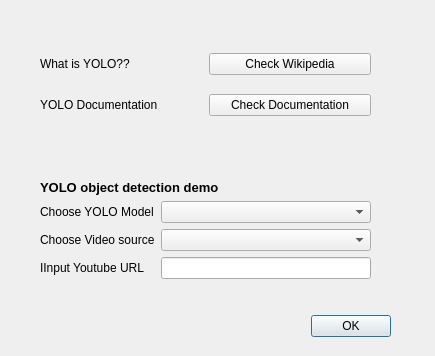
Above: UI_files/init_dialog.ui from Unkkis/Yolo_demo before the change. Below: the same form after it.
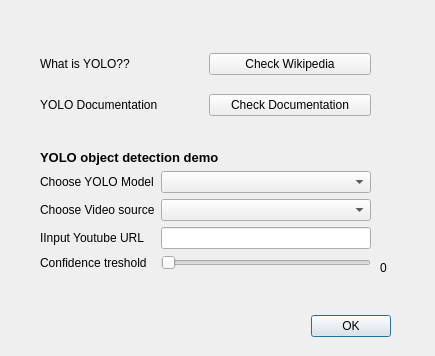
That is the form after the change.

Commit message: ui-dialogia muutettu

What changed in the file:
```diff
--- a/UI_files/init_dialog.ui
+++ b/UI_files/init_dialog.ui
@@ -73,9 +73,9 @@
    <property name="geometry">
     <rect>
      <x>40</x>
-     <y>180</y>
+     <y>150</y>
      <width>331</width>
-     <height>121</height>
+     <height>160</height>
     </rect>
    </property>
    <layout class="QFormLayout" name="formLayout">
@@ -122,8 +122,50 @@
     <item row="3" column="1">
      <widget class="QLineEdit" name="youtubeURL"/>
     </item>
+    <item row="4" column="0">
+     <widget class="QLabel" name="label_6">
+      <property name="text">
+       <string>Confidence treshold</string>
+      </property>
+     </widget>
+    </item>
+    <item row="4" column="1">
+     <widget class="QSlider" name="confidenceSlider">
+      <property name="value">
+       <number>0</number>
+      </property>
+      <property name="sliderPosition">
+       <number>0</number>
+      </property>
+      <property name="tracking">
+       <bool>true</bool>
+      </property>
+      <property name="orientation">
+       <enum>Qt::Horizontal</enum>
+      </property>
+      <property name="invertedAppearance">
+       <bool>false</bool>
+      </property>
+      <property name="invertedControls">
+       <bool>false</bool>
+      </property>
+     </widget>
+    </item>
    </layout>
   </widget>
+  <widget class="QLabel" name="confidenceLabel">
+   <property name="geometry">
+    <rect>
+     <x>380</x>
+     <y>260</y>
+     <width>49</width>
+     <height>16</height>
+    </rect>
+   </property>
+   <property name="text">
+    <string>0</string>
+   </property>
+  </widget>
  </widget>
  <resources/>
  <connections>
```
Left out of the diff: 6 changed lines with no effect on the pictures.
